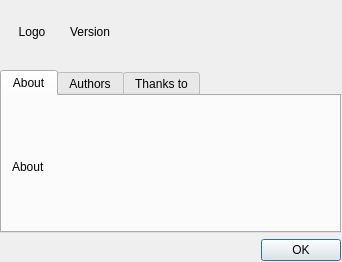
gitter-badger/simplechatclient, file ui/about.ui: the form before one commit.
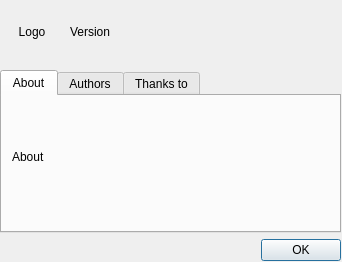
The form after the commit. Icons and pictures are not drawn.

```diff
--- a/ui/about.ui
+++ b/ui/about.ui
@@ -93,7 +93,7 @@
           <x>10</x>
           <y>10</y>
           <width>311</width>
-          <height>121</height>
+          <height>101</height>
          </rect>
         </property>
         <property name="text">
```
Left out of the diff: 4 changed lines with no effect on the pictures.
